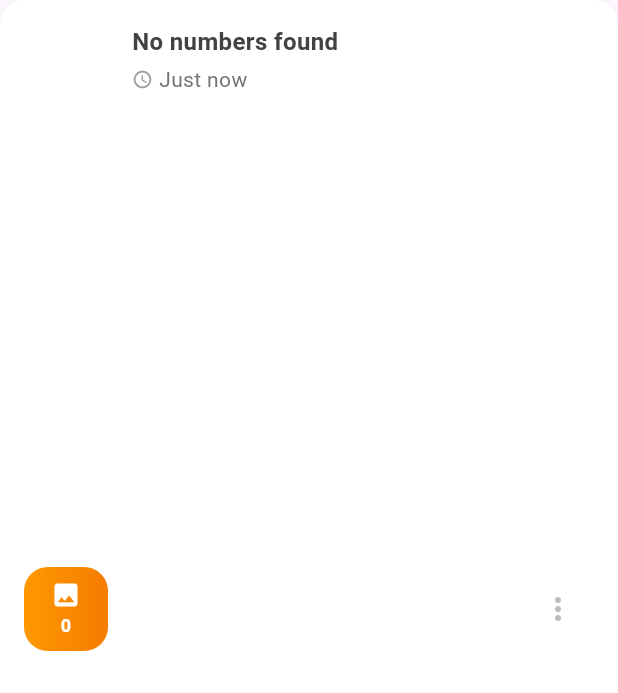
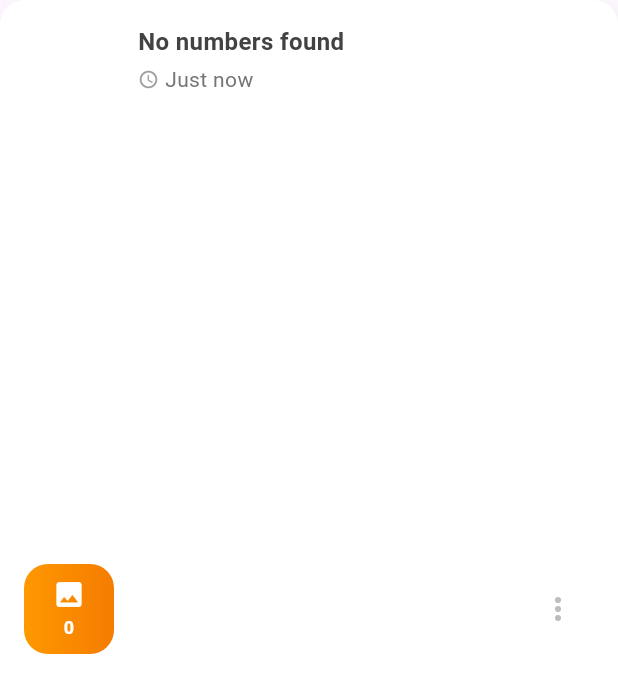
Before and after one commit to SharmaNityam/brackets-ocr, a Flutter app: the ScanResultCard widget shown alone on an empty page, opened directly with empty values, on a phone screen of 412 x 824 dp. Shown: the top 693 px of the screen. Run offline on Flutter 3.47's test engine with Material 3 defaults, Android fonts, the phone set to English and light mode, and no system bars; our stand-ins replace camera, permission_handler, sqflite; missing offline and left inert: google_mlkit_text_recognition; accounts and stored records are empty.

Commit message:
Improve UI spacing and message display

```diff
--- a/lib/screens/camera_screen.dart
+++ b/lib/screens/camera_screen.dart
@@ -151,8 +151,8 @@ class _CameraScreenState extends State<CameraScreen>
   void _showResultSnackBar(List<String> numbers) {
     final bool hasNumbers = numbers.isNotEmpty;
     final String message = hasNumbers
-        ? 'Found ${numbers.length} number${numbers.length == 1 ? '' : 's'}: ${numbers.take(3).join(', ')}${numbers.length > 3 ? '...' : ''}'
-        : 'Image saved - No numbers detected';
+        ? 'Found ${numbers.length} number${numbers.length == 1 ? '' : 's'}: ${numbers.take(2).join(', ')}${numbers.length > 2 ? '...' : ''}'
+        : 'Image saved - No numbers found';
 
     ScaffoldMessenger.of(context).showSnackBar(
       SnackBar(
--- a/lib/widgets/scan_result_card.dart
+++ b/lib/widgets/scan_result_card.dart
@@ -52,8 +52,8 @@ class ScanResultCard extends StatelessWidget {
 
   Widget _buildLeadingIcon(bool hasNumbers) {
     return Container(
-      width: 56,
-      height: 56,
+      width: 60,
+      height: 60,
       decoration: BoxDecoration(
         gradient: LinearGradient(
           colors: hasNumbers
@@ -68,7 +68,7 @@ class ScanResultCard extends StatelessWidget {
           Icon(
             hasNumbers ? Icons.numbers_rounded : Icons.image_rounded,
             color: Colors.white,
-            size: 20,
+            size: 22,
           ),
           const SizedBox(height: 2),
           Text(
```
